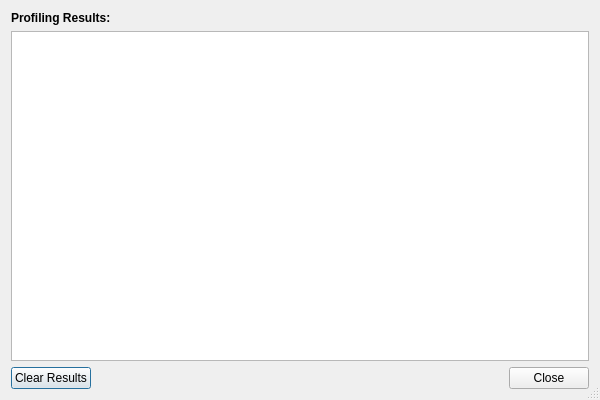
Before: the Qt Designer form yabause/src/port/qt/ui/UIProfiler.ui in razor85/Kronos, drawn with Qt 5.
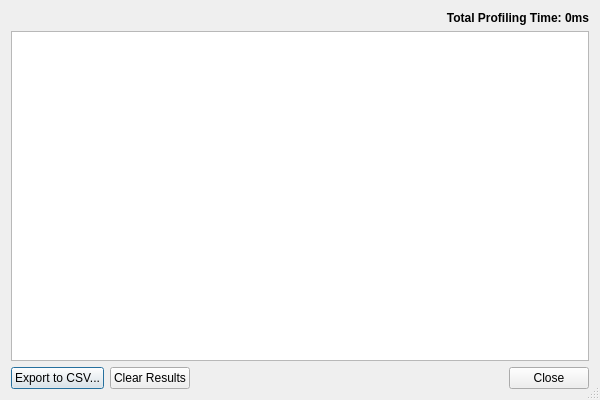
After: the same form once the commit is applied.

Patch:
```diff
--- a/yabause/src/port/qt/ui/UIProfiler.ui
+++ b/yabause/src/port/qt/ui/UIProfiler.ui
@@ -28,7 +28,10 @@
         </font>
        </property>
        <property name="text">
-        <string>Profiling Results:</string>
+        <string>Total Profiling Time: 0ms</string>
+       </property>
+       <property name="alignment">
+        <set>Qt::AlignRight|Qt::AlignTrailing|Qt::AlignVCenter</set>
        </property>
       </widget>
      </item>
@@ -37,6 +40,13 @@
      </item>
      <item>
       <layout class="QHBoxLayout" name="horizontalLayout">
+       <item>
+        <widget class="QPushButton" name="pbExportResults">
+         <property name="text">
+          <string>Export to CSV...</string>
+         </property>
+        </widget>
+       </item>
        <item>
         <widget class="QPushButton" name="pbClearResults">
          <property name="text">
```
Left out of the diff: 2 changed lines with no effect on the pictures.
